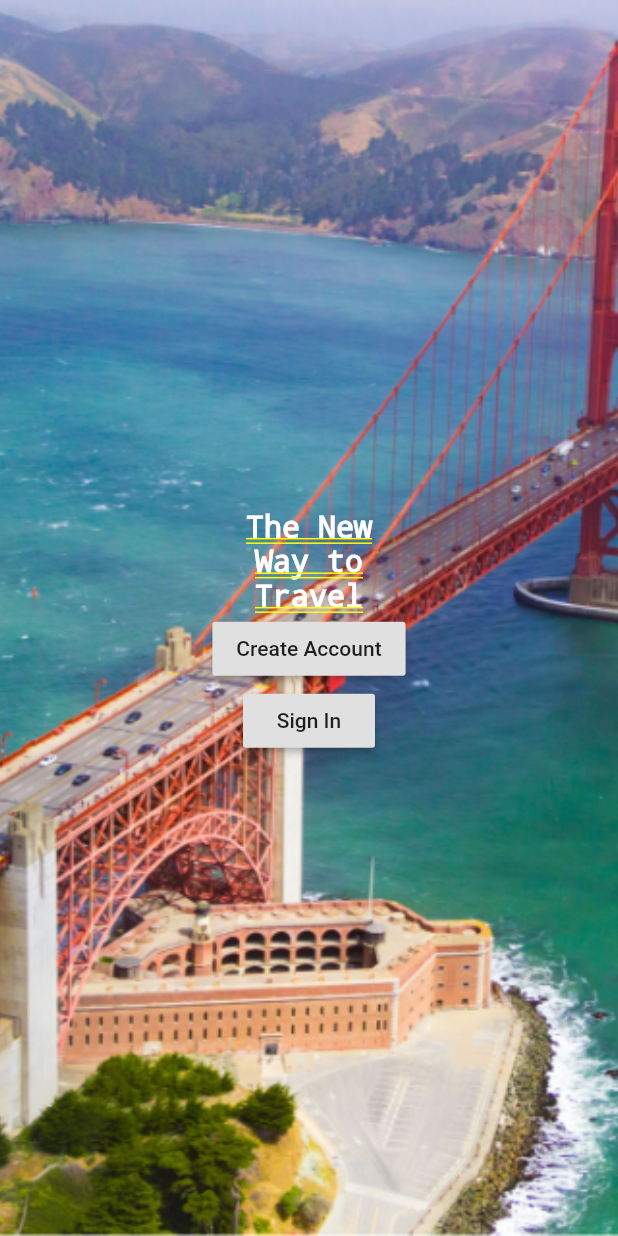
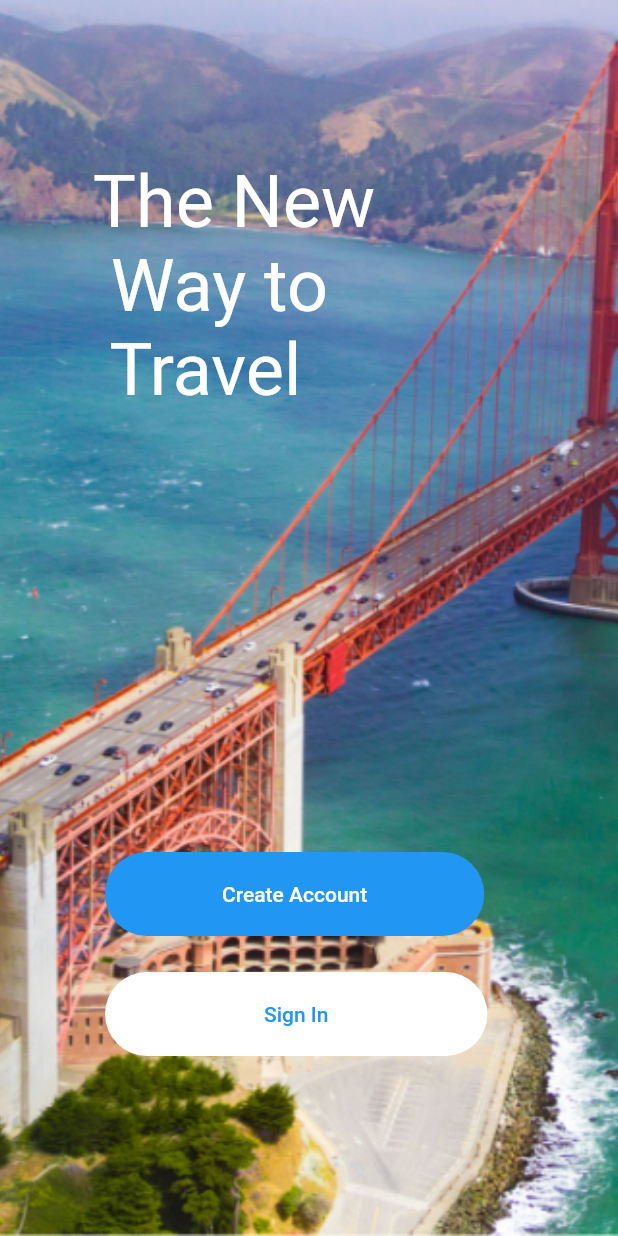
Before and after one commit to herizaladk/malala, a Flutter app: the screen it shows after launch, on a phone screen of 412 x 824 dp. Run offline on Flutter 3.47's test engine with Material 2 defaults, Android fonts, the phone set to English and light mode, and no system bars.

Commit message:
Fix aftersplash screen

```diff
--- a/lib/login.dart
+++ b/lib/login.dart
@@ -3,7 +3,10 @@ import 'package:flutter/material.dart';
 class Login extends StatelessWidget {
   @override
   Widget build(BuildContext context) {
-    return new Container(
+    return new Scaffold(
+      body: Stack(
+        children: <Widget>[
+          Container(
             alignment: Alignment(0.0, 0.0),
             decoration: new BoxDecoration(
               image: new DecorationImage(
@@ -11,43 +14,81 @@ class Login extends StatelessWidget {
                 fit: BoxFit.cover,
               ),
             ),
-      child: Container(
-        padding: EdgeInsets.only(top: 20.0),
+          ),
+
+          Positioned(
+             bottom: 550,
+             right: 150,
             child: new Column(
-          mainAxisAlignment: MainAxisAlignment.center,
               children: <Widget>[
                   Text(
-              "The New",
+                    'The New \n Way to \n Travel ', textAlign: TextAlign.justify,
                     style: TextStyle(
                         color: Colors.white,
-                fontSize: 20.0,
-              ),
-            ),
-            Text(
-              "Way to",
-              style: TextStyle(
-                color: Colors.white,
-                fontSize: 20.0,
-              ),
-            ),
-            Text(
-              "Travel",
-              style: TextStyle(
-                  color: Colors.white,
-                  fontSize: 20.0,
-                  fontWeight: FontWeight.bold),
-            ),
-            RaisedButton(
-              onPressed: () {},
-              child: const Text('Create Account'),
-            ),
-            RaisedButton(
-              onPressed: () {},
-              child: const Text('Sign In'),
+                        fontSize: 48.0,
+                        fontWeight: FontWeight.normal),
                   ),
               ],
             ),
           ),
+
+          Positioned(
+            bottom: 200,
+            left:70,
+            child: new Column(
+              mainAxisAlignment: MainAxisAlignment.end,
+              children: <Widget>[
+                  new FlatButton(
+                    shape: new RoundedRectangleBorder(
+                        borderRadius: new BorderRadius.circular(30.0)),
+                    color: Colors.blue,
+                    onPressed: () {},
+                    child: new Container(
+                      padding: const EdgeInsets.symmetric(
+                        vertical: 20.0,
+                        horizontal:62.0,
+                      ),
+                    child: Text('Create Account',
+                    textAlign:TextAlign.center,
+                    style:TextStyle(
+                      color:Colors.white
+                    ),),
+                    )
+                  ),
+
+              ],
+            ),
+          ),
+
+          Positioned(
+            bottom: 120,
+            left:70,
+            child: new Column(
+              mainAxisAlignment: MainAxisAlignment.end,
+              children: <Widget>[
+                  new FlatButton(
+                    shape: new RoundedRectangleBorder(
+                        borderRadius: new BorderRadius.circular(30.0)),
+                    color: Colors.white,
+                    onPressed: () {},
+                    child: new Container(
+                      padding: const EdgeInsets.symmetric(
+                        vertical: 20.0,
+                        horizontal:90.0,
+                      ),
+                    child: Text('Sign In',
+                    textAlign:TextAlign.center,
+                    style:TextStyle(
+                      color:Colors.blue
+                    ),),
+                    )
+                  ),
+
+              ],
+            ),
+          )
+        ],
+      ),
     );
   }
 }
```
Lines whose indentation alone changed are shown as unchanged.
